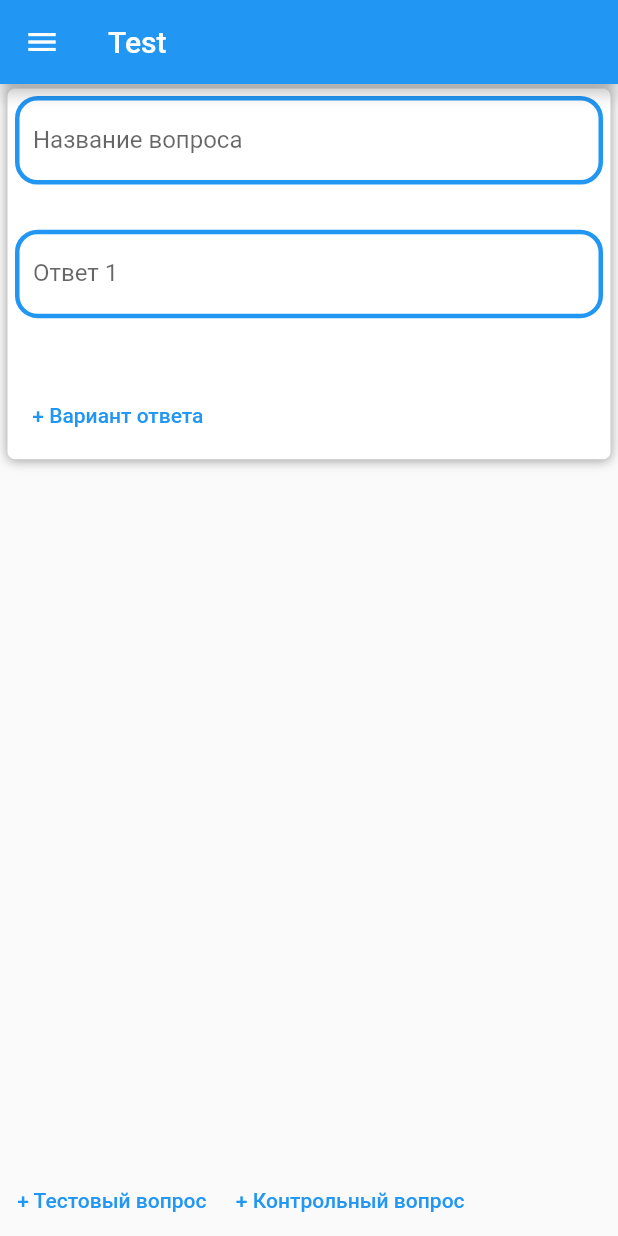
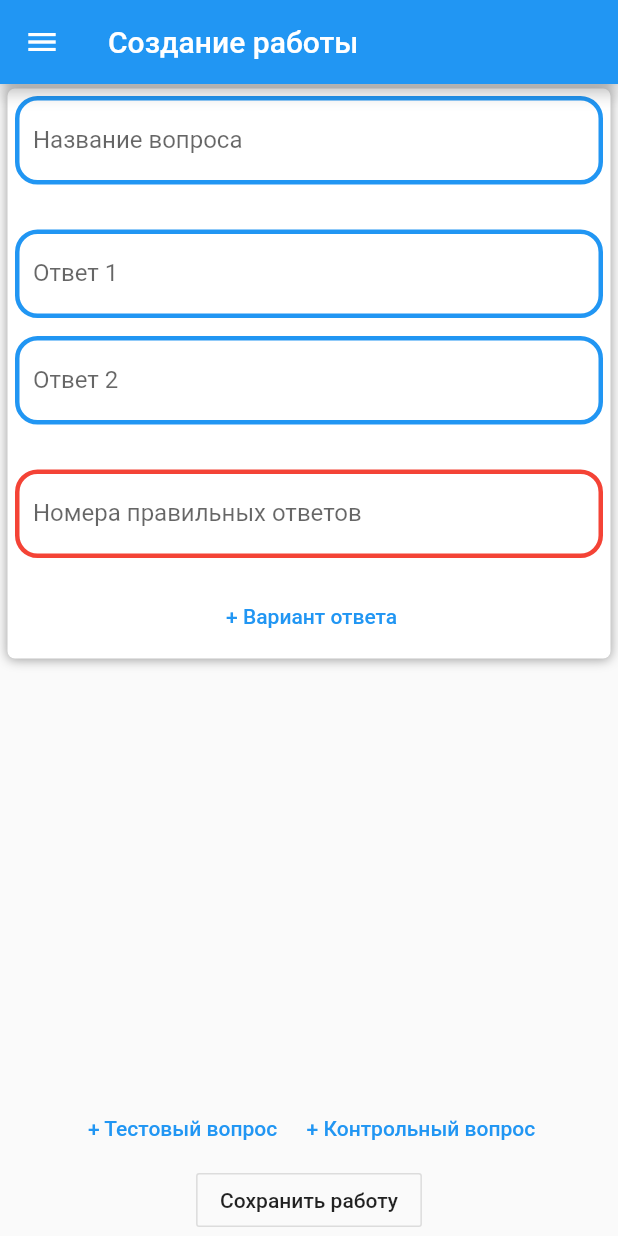
Before and after one commit to AndrewBalin/SchoolApp, a Flutter app: the genBill screen opened directly, after a tap on "+ Тестовый вопрос", after a tap on "+ Вариант ответа", on a phone screen of 412 x 824 dp. Run offline on Flutter 3.47's test engine with Material 2 defaults, Android fonts, the phone set to English and light mode, and no system bars; our stand-ins replace fluttertoast; network calls fail.

Commit message:
Улучшен дизайн экрана регистраии, готова карточка шаблона тестового вопроса для интерактивной работы

```diff
--- a/Application/lib/Screens/Teachers/test.dart
+++ b/Application/lib/Screens/Teachers/test.dart
@@ -1,6 +1,7 @@
 import 'package:flutter/material.dart';
-import 'package:schooapp/Wigets/question_create.dart';
+import 'package:schooapp/Wigets/testCard.dart';
 import 'package:schooapp/Wigets/drawer.dart';
+import 'package:schooapp/Wigets/questionCard.dart';
 
 class genBill extends StatefulWidget {
   @override
@@ -9,49 +10,61 @@ class genBill extends StatefulWidget {
 }
 
 class _genBillState extends State<genBill> {
-  List<DynamicWidget> ListDynamic= [];
-  addDynamic(){
-    ListDynamic.add(DynamicWidget());
-    setState(() {
-
-    });
+  List<Widget> ListTest= [];
+  addDynamicTest(){
+    ListTest.add(NewTestCard());
+    setState(() {});
+  }
+  addDynamicQuestion(){
+    ListTest.add(NewQuestionCard());
+    setState(() {});
   }
   @override
   Widget build(BuildContext context) {
     return Scaffold(
       appBar: AppBar(
-        title: Text("Test"),
+        title: Text("Создание работы"),
       ),
       drawer: DrawerStudent(title: "",),
       body: Container(
         child: Column(
           children: [
             Flexible(child: ListView.builder(
-                itemCount: ListDynamic.length,
-                itemBuilder: (_, index) => ListDynamic[index])),
+                itemCount: ListTest.length,
+                itemBuilder: (_, index) => ListTest[index])),
             Row(
+              mainAxisAlignment: MainAxisAlignment.center,
               children: [
                 TextButton(
-                  onPressed: addDynamic,
+                  onPressed: addDynamicTest,
                   child: Text(" + Тестовый вопрос"),),
                 TextButton(
-                  onPressed: () {},
+                  onPressed: addDynamicQuestion,
                   child: Text(" + Контрольный вопрос"),),
-              ],)
+              ],),
+            OutlineButton(
+              onPressed: () {},
+              child: Text("Сохранить работу"),
+            )
           ],
         ),
+
       ),
 
     );
   }
 }
 
-class DynamicWidget extends StatelessWidget{
+class NewTestCard extends StatelessWidget{
+  @override
+  Widget build(BuildContext context) {
+    return createTestCard();
+  }
+}
+class NewQuestionCard extends StatelessWidget{
   @override
   Widget build(BuildContext context) {
     Size size = MediaQuery.of(context).size;
-    return Container(
-      child: createQuestionCard(size: size,),
-    );
+    return createQuestionCard(size: size,);
   }
 }
--- a/Application/lib/Wigets/drawer.dart
+++ b/Application/lib/Wigets/drawer.dart
@@ -5,7 +5,6 @@ import 'package:schooapp/Screens/Students/grades.dart';
 import 'package:schooapp/Screens/Students/registration_screen.dart';
 import 'package:schooapp/Screens/Teachers/test.dart';
 import 'package:schooapp/data/Profile.dart';
-import 'package:schooapp/Screens/Teachers/test_create.dart';
 
 
 int _selectedDestination = 0;
@@ -120,7 +119,7 @@ class _DrawerState extends State<DrawerStudent> {
               selected: _selectedDestination == 3,
               onTap: () {
                 selectDestination(3);
-                Navigator.push(context, MaterialPageRoute(builder: (context) => TestCreate(title: "",)));
+
 
               }
             ),
@@ -163,7 +162,7 @@ class _DrawerState extends State<DrawerStudent> {
             ),
             Padding(
               padding: const EdgeInsets.fromLTRB(16.0, 32.0, 0.0, 0.0),
-              child: Text("Alpha 0.0.7"),
+              child: Text("Alpha 0.0.9", style: TextStyle(color: Color(0xFF6200EE), fontSize: 20),),
             ),
           ],
         ),
--- a/Application/lib/Wigets/question_create.dart
+++ /dev/null
@@ -1,99 +0,0 @@
-import 'package:flutter/material.dart';
-
-var x = 0.0;
-
-
-class createQuestionCard extends StatelessWidget {
-  const createQuestionCard({required this.size});
-
-  //final String newAnswer, questTrueAnswers, questCheck, questNewInput, questInput, questName;
-  final Size size;
-
-  //final _formKey = GlobalKey<FormState>();
-
-
-  @override
-  Widget build(BuildContext context) {
-    return Column(
-      children: [Container(
-      width: size.width * 0.98,
-      height: size.height * 0.30,
-      padding: EdgeInsets.all(5.0),
-      margin: EdgeInsets.fromLTRB(5.0, 3.0, 5.0, 3.0),
-      decoration: BoxDecoration(
-        color: Colors.white,
-        borderRadius: BorderRadius.circular(5),
-        boxShadow: [
-          BoxShadow(
-            color: Colors.grey,
-            offset: Offset(0.0, 1.0), //(x,y)
-            blurRadius: 6.0,
-          ),
-        ],
-      ),
-      child: /*Column(
-        mainAxisAlignment: MainAxisAlignment.spaceEvenly,
-        children: [*/
-      Stack(
-        children: [
-          Align(
-              alignment: Alignment.topLeft + Alignment(.2, 0),
-              child: TextFormField(validator: (value) {},
-                decoration: InputDecoration(
-                    labelText: 'Название вопроса',
-                    enabledBorder: OutlineInputBorder(
-                      borderSide: BorderSide(width: 3, color: Colors.blue),
-                      borderRadius: BorderRadius.circular(15),),
-                    focusedBorder: OutlineInputBorder(
-                      borderSide: BorderSide(width: 3, color: Colors.red),
-                      borderRadius: BorderRadius.circular(15),)
-                ),
-              )
-          ),
-
-          Align(
-              alignment: Alignment.center,
-              child:
-              Form(
-                child: Stack(
-                  children: [
-                    Align(
-                        child: TextFormField(validator: (value) {},
-                          decoration: InputDecoration(
-                              labelText: 'Ответ 1',
-                              enabledBorder: OutlineInputBorder(
-                                borderSide: BorderSide(width: 3, color: Colors.blue),
-                                borderRadius: BorderRadius.circular(15),),
-                              focusedBorder: OutlineInputBorder(
-                                borderSide: BorderSide(width: 3, color: Colors.red),
-                                borderRadius: BorderRadius.circular(15),)
-                          )
-                          )
-                  ),
-                    Align(
-                          alignment: Alignment.bottomLeft,
-                          child: TextButton(
-                            onPressed: () {
-                              x = x + 5;
-                            },
-                            child: Text(" + Вариант ответа"),),
-                    )
-
-                  ],
-                ),
-              )
-          ),
-          /*Align(
-            alignment: Alignment.topLeft + Alignment(.2, .8),
-            child: Text("$testDescription", style: TextStyle(fontSize: 12, color: Colors.grey),),
-          ),*/
-        ],
-      ),
-    ),
-
-      ]
-    );
-
-  }
-
-}
--- /dev/null
+++ b/Application/lib/Wigets/testCard.dart
@@ -0,0 +1,152 @@
+import 'package:flutter/material.dart';
+import 'package:fluttertoast/fluttertoast.dart';
+
+
+class createTestCard extends StatefulWidget {
+
+  createTestCard({Key? key}) : super(key: key);
+
+  @override
+
+  _createTestCardState createState() => _createTestCardState();
+}
+
+class _createTestCardState extends State<createTestCard> {
+  //final _formKey = GlobalKey<FormState>();
+  var x = 0.0;
+  var i = 2;
+
+  List<Widget> ListTest= [];
+
+  addDynamicQuestion(){
+    ListTest.add(NewTestQuestion(number: i));
+    setState(() {});
+  }
+
+  @override
+  Widget build(BuildContext context) {
+    Size size = MediaQuery.of(context).size;
+    return Container(
+      width: size.width * 0.98,
+      height: 305.0 + x,
+      padding: EdgeInsets.all(5.0),
+      margin: EdgeInsets.fromLTRB(5.0, 3.0, 5.0, 3.0),
+      decoration: BoxDecoration(
+        color: Colors.white,
+        borderRadius: BorderRadius.circular(5),
+        boxShadow: [
+          BoxShadow(
+            color: Colors.grey,
+            offset: Offset(0.0, 1.0), //(x,y)
+            blurRadius: 6.0,
+          ),
+        ],
+      ),
+      child: /*Column(
+        mainAxisAlignment: MainAxisAlignment.spaceEvenly,
+        children: [*/
+          Form(
+
+              child: ListView(
+                  physics: const NeverScrollableScrollPhysics(),
+                  children: <Widget>[
+                  TextFormField(validator: (value) {},
+                    decoration: InputDecoration(
+                        labelText: 'Название вопроса',
+                        enabledBorder: OutlineInputBorder(
+                          borderSide: BorderSide(width: 3, color: Colors.blue),
+                          borderRadius: BorderRadius.circular(15),),
+                        focusedBorder: OutlineInputBorder(
+                          borderSide: BorderSide(width: 3, color: Colors.red),
+                          borderRadius: BorderRadius.circular(15),)
+                    ),
+                  ),
+                  Padding(padding: EdgeInsets.all(15.0)),
+                  TextFormField(validator: (value) {},
+                        decoration: InputDecoration(
+                            labelText: 'Ответ 1',
+                            enabledBorder: OutlineInputBorder(
+                              borderSide: BorderSide(width: 3, color: Colors.blue),
+                              borderRadius: BorderRadius.circular(15),),
+                            focusedBorder: OutlineInputBorder(
+                              borderSide: BorderSide(width: 3, color: Colors.red),
+                              borderRadius: BorderRadius.circular(15),)
+                        )
+                        ),
+
+                   ListView.builder(itemCount: ListTest.length, itemBuilder: (_, index) => ListTest[index],
+                                  shrinkWrap: true, physics: const NeverScrollableScrollPhysics(),),
+                   Padding(padding: EdgeInsets.all(15.0)),
+                   TextFormField(validator: (value) {},
+                        decoration: InputDecoration(
+                            labelText: 'Номера правильных ответов',
+                            enabledBorder: OutlineInputBorder(
+                              borderSide: BorderSide(width: 3, color: Colors.red),
+                              borderRadius: BorderRadius.circular(15),),
+                            focusedBorder: OutlineInputBorder(
+                              borderSide: BorderSide(width: 3, color: Color(0xFF6200EE)),
+                              borderRadius: BorderRadius.circular(15),)
+                        )
+                    ),
+                   Padding(
+                        padding: EdgeInsets.all(15.0),
+                        child: TextButton(
+                          onPressed: () {
+                            if(i < 8) {
+                              addDynamicQuestion();
+                              x = x + 75.0;
+                              i++;
+                            }else{
+                              Fluttertoast.showToast(
+                                msg: "Максимальное число ответов введено!",
+                                toastLength: Toast.LENGTH_SHORT,
+                                gravity: ToastGravity.CENTER,
+                                timeInSecForIosWeb: 1,
+                                backgroundColor: Colors.red,
+                                textColor: Colors.white,
+                                fontSize: 16.0
+
+                            );
+                            }
+                          },
+                          child: Text(" + Вариант ответа"),),
+                  )
+                  ])
+
+                ),
+              );
+
+
+
+  }
+
+}
+
+class NewTestQuestion extends StatelessWidget{
+  final number;
+
+  const NewTestQuestion({Key? key, this.number}) : super(key: key);
+  @override
+  Widget build(BuildContext context) {
+    return ListView(
+    shrinkWrap: true,
+    physics: const NeverScrollableScrollPhysics(),
+    children: [
+      Padding(padding: EdgeInsets.all(6.0)),
+      TextFormField(validator: (value) {},
+        decoration: InputDecoration(
+            labelText: 'Ответ $number',
+            enabledBorder: OutlineInputBorder(
+              borderSide: BorderSide(width: 3, color: Colors.blue),
+              borderRadius: BorderRadius.circular(15),),
+            focusedBorder: OutlineInputBorder(
+              borderSide: BorderSide(width: 3, color: Colors.red),
+              borderRadius: BorderRadius.circular(15),)
+        )
+    ),
+
+    ]);
+
+
+  }
+}
```
Also changed, not shown: Application/lib/Screens/Students/registration_screen.dart (+123 -66 lines), Application/lib/Screens/Teachers/test_create.dart (deleted, +0 -44 lines), Application/lib/Wigets/questionCard.dart (added, +101 -0 lines), Application/Assets/github.png (added).
